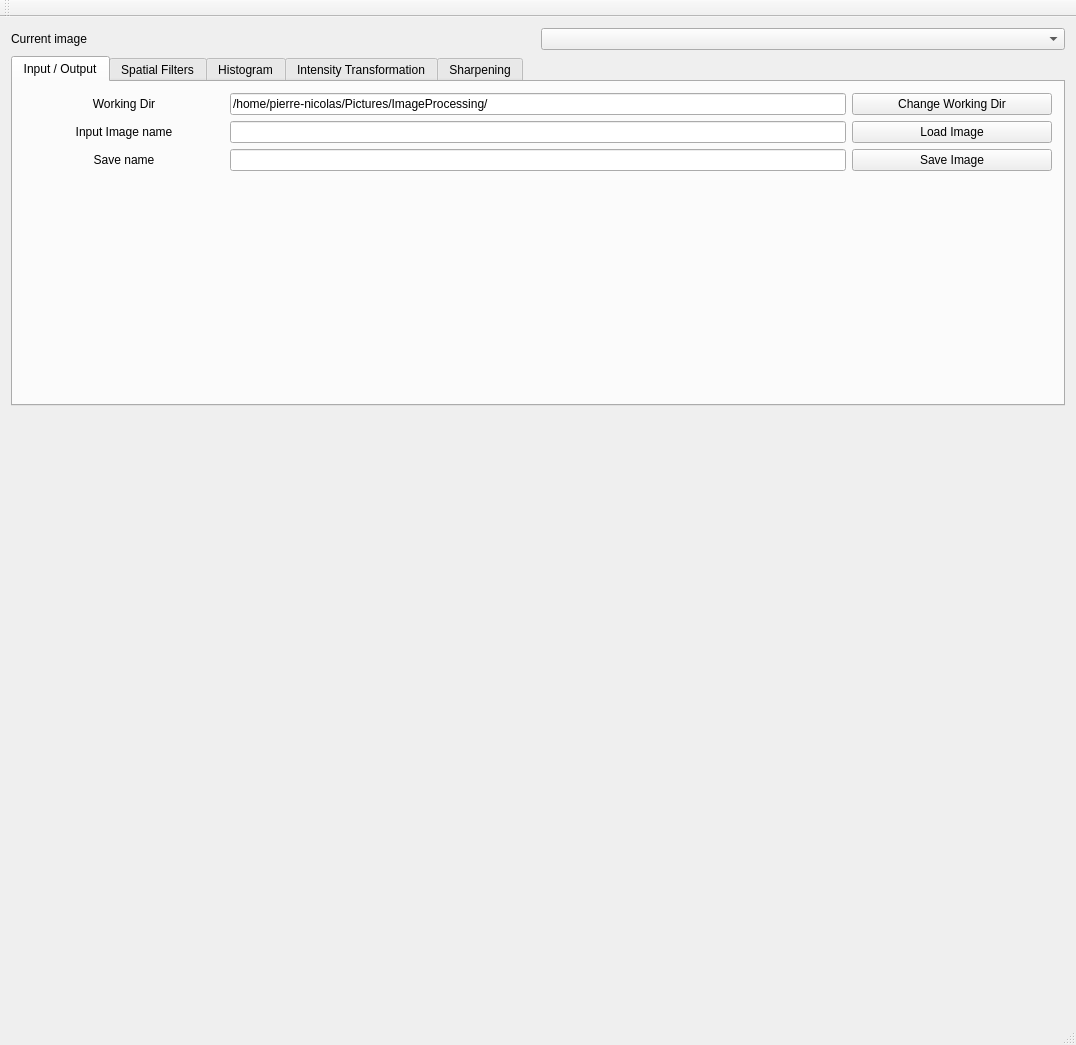
The window that mainwindow.ui (PNPiquin/ImageProcessing) describes before a commit, drawn with Qt 5.
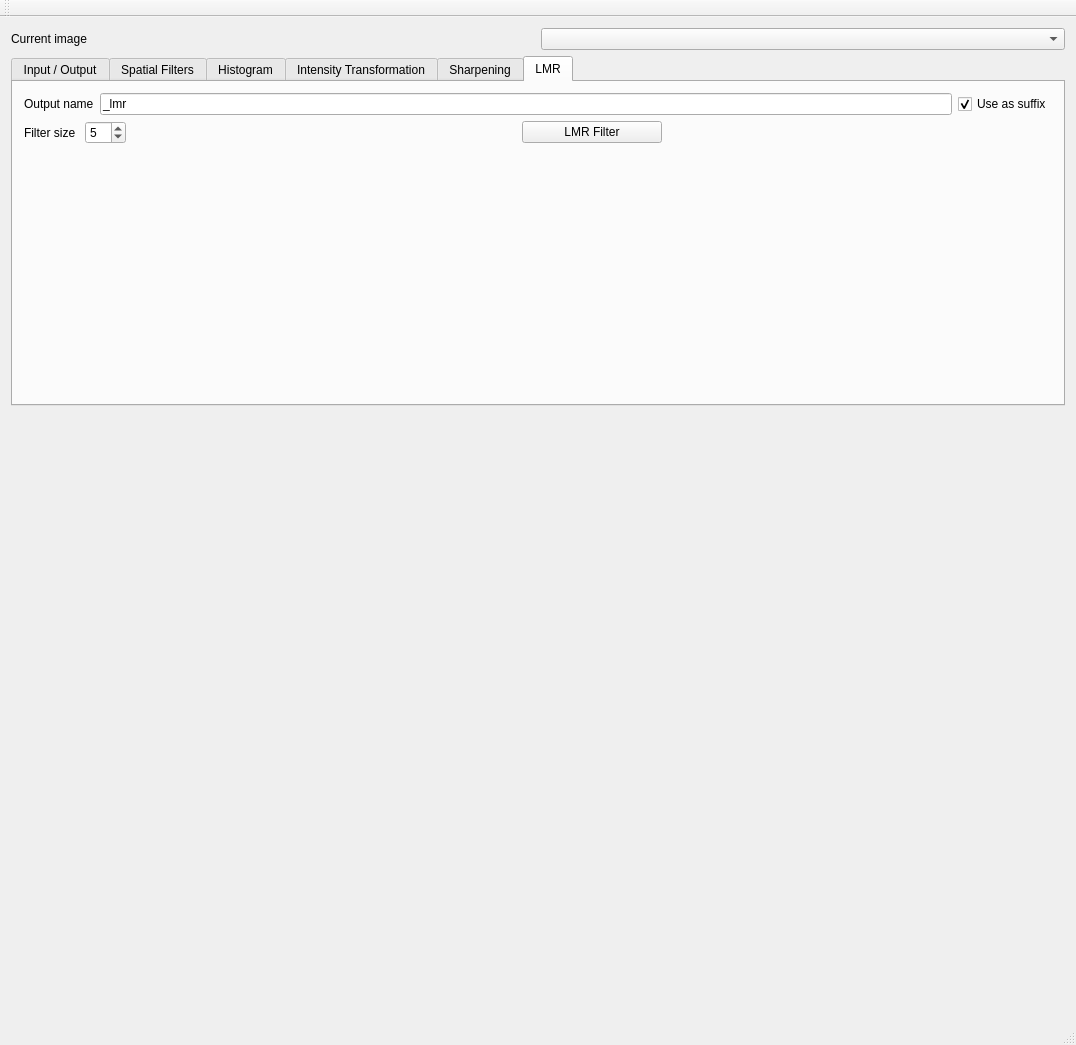
The same window after the commit.

Patch:
```diff
--- a/mainwindow.ui
+++ b/mainwindow.ui
@@ -35,7 +35,7 @@
        <enum>QTabWidget::North</enum>
       </property>
       <property name="currentIndex">
-       <number>0</number>
+       <number>5</number>
       </property>
       <widget class="QWidget" name="input_tab">
        <attribute name="title">
@@ -1261,6 +1261,120 @@
         </item>
        </layout>
       </widget>
+      <widget class="QWidget" name="lmr_tab">
+       <attribute name="title">
+        <string>LMR</string>
+       </attribute>
+       <layout class="QVBoxLayout" name="verticalLayout_7">
+        <item>
+         <layout class="QHBoxLayout" name="horizontalLayout_22">
+          <property name="topMargin">
+           <number>0</number>
+          </property>
+          <item>
+           <widget class="QLabel" name="label_23">
+            <property name="text">
+             <string>Output name</string>
+            </property>
+           </widget>
+          </item>
+          <item>
+           <widget class="QLineEdit" name="lmr_output_name">
+            <property name="text">
+             <string>_lmr</string>
+            </property>
+           </widget>
+          </item>
+          <item>
+           <widget class="QCheckBox" name="lmr_use_as_suffix">
+            <property name="text">
+             <string>Use as suffix</string>
+            </property>
+            <property name="checked">
+             <bool>true</bool>
+            </property>
+           </widget>
+          </item>
+         </layout>
+        </item>
+        <item>
+         <layout class="QHBoxLayout" name="horizontalLayout_23">
+          <property name="topMargin">
+           <number>0</number>
+          </property>
+          <item>
+           <widget class="QLabel" name="label_24">
+            <property name="text">
+             <string>Filter size </string>
+            </property>
+           </widget>
+          </item>
+          <item>
+           <widget class="QSpinBox" name="lmr_filter_size">
+            <property name="singleStep">
+             <number>2</number>
+            </property>
+            <property name="value">
+             <number>5</number>
+            </property>
+           </widget>
+          </item>
+          <item>
+           <spacer name="horizontalSpacer_23">
+            <property name="orientation">
+             <enum>Qt::Horizontal</enum>
+            </property>
+            <property name="sizeHint" stdset="0">
+             <size>
+              <width>40</width>
+              <height>20</height>
+             </size>
+            </property>
+           </spacer>
+          </item>
+          <item alignment="Qt::AlignHCenter">
+           <widget class="QPushButton" name="lmr_filter_push_button">
+            <property name="minimumSize">
+             <size>
+              <width>140</width>
+              <height>0</height>
+             </size>
+            </property>
+            <property name="text">
+             <string>LMR Filter</string>
+            </property>
+           </widget>
+          </item>
+          <item>
+           <spacer name="horizontalSpacer_24">
+            <property name="orientation">
+             <enum>Qt::Horizontal</enum>
+            </property>
+            <property name="sizeHint" stdset="0">
+             <size>
+              <width>40</width>
+              <height>20</height>
+             </size>
+            </property>
+           </spacer>
+          </item>
+         </layout>
+        </item>
+        <item>
+         <spacer name="verticalSpacer_8">
+          <property name="orientation">
+           <enum>Qt::Vertical</enum>
+          </property>
+          <property name="sizeHint" stdset="0">
+           <size>
+            <width>20</width>
+            <height>223</height>
+           </size>
+          </property>
+         </spacer>
+        </item>
+       </layout>
+      </widget>
      </widget>
     </item>
     <item>
```
